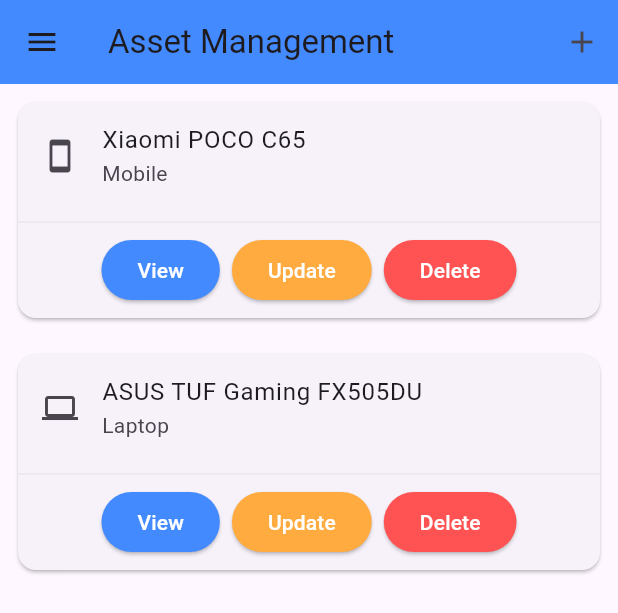
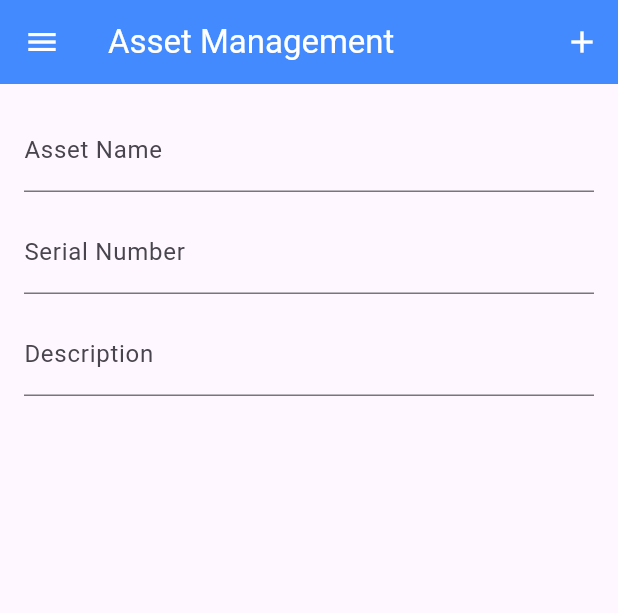
Before and after one commit to mandyfarrugia/mfswd62b_cpdha_2526, a Flutter app: the AssetManagementNavigationMenuDrawer widget shown alone on an empty page, opened directly, after a tap on "Home", after a tap on the "add" icon, on a phone screen of 412 x 824 dp. Shown: the top 613 px of the screen. Run offline on Flutter 3.47's test engine with Material 3 defaults, Android fonts, the phone set to English and light mode, and no system bars.

Commit message:
Familiarising myself with user input. Furthermore, navigation menu and add button on the app bar redirect to the add screen.

```diff
--- /dev/null
+++ b/mfswd62b_cpd/lib/widgets/asset_management_add_screen.dart
@@ -0,0 +1,53 @@
+import 'package:flutter/material.dart';
+import 'package:mfswd62b_cpd/widgets/asset_management_navigation_menu_drawer.dart';
+
+class AssetManagementAddScreen extends StatelessWidget {
+  const AssetManagementAddScreen({super.key});
+
+  @override
+  Widget build(BuildContext context) {
+    return Scaffold(
+      drawer: const AssetManagementNavigationMenuDrawer(),
+      appBar: AppBar(
+        title: Text('Asset Management'),
+        backgroundColor: Colors.blueAccent,
+        foregroundColor: Colors.white,
+        actions: [
+          IconButton(
+            icon: Icon(Icons.add),
+            onPressed: () {
+              Navigator.of(context).push(MaterialPageRoute(builder: (context) => const AssetManagementAddScreen()));
+            }
+          ),
+        ],
+      ),
+      body: Padding(
+        padding: const EdgeInsets.all(16),
+        child: Column(
+          children: [
+            TextField(
+              keyboardType: TextInputType.text,
+              decoration: const InputDecoration(
+                label: Text('Asset Name')
+              ),
+            ),
+            const SizedBox(height: 12),
+            TextField(
+              keyboardType: TextInputType.text,
+              decoration: const InputDecoration(
+                label: Text('Serial Number')
+              ),
+            ),
+            const SizedBox(height: 12),
+            TextField(
+              keyboardType: TextInputType.text,
+              decoration: const InputDecoration(
+                label: Text('Description')
+              ),
+            )
+          ],
+        )
+      )
+    );
+  }
+}
--- a/mfswd62b_cpd/lib/widgets/asset_management_home_screen.dart
+++ b/mfswd62b_cpd/lib/widgets/asset_management_home_screen.dart
@@ -5,6 +5,7 @@
 
 import '../models/asset.dart';
 import '../models/asset_type.dart';
+import 'asset_management_add_screen.dart';
 
 class AssetManagementHomeScreen extends StatelessWidget {
   final List<Asset> assets = [
@@ -33,10 +34,13 @@
       appBar: AppBar(
         title: Text('Asset Management'),
         backgroundColor: Colors.blueAccent,
+        foregroundColor: Colors.white,
         actions: [
           IconButton(
             icon: Icon(Icons.add),
-            onPressed: () {}
+            onPressed: () {
+              Navigator.of(context).push(MaterialPageRoute(builder: (context) => const AssetManagementAddScreen()));
+            }
           ),
         ],
       ),
--- a/mfswd62b_cpd/lib/widgets/asset_management_navigation_menu_drawer.dart
+++ b/mfswd62b_cpd/lib/widgets/asset_management_navigation_menu_drawer.dart
@@ -1,4 +1,5 @@
 import 'package:flutter/material.dart';
+import 'package:mfswd62b_cpd/widgets/asset_management_add_screen.dart';
 import 'asset_management_home_screen.dart';
 
 class AssetManagementNavigationMenuDrawer extends StatelessWidget {
@@ -46,7 +47,7 @@
             title: const Text('Add new asset'),
             onTap: () {
               Navigator.pop(context);
-              Navigator.of(context).push(MaterialPageRoute(builder: (context) => AssetManagementHomeScreen()));
+              Navigator.of(context).push(MaterialPageRoute(builder: (context) => AssetManagementAddScreen()));
             },
           )
         ]
```
